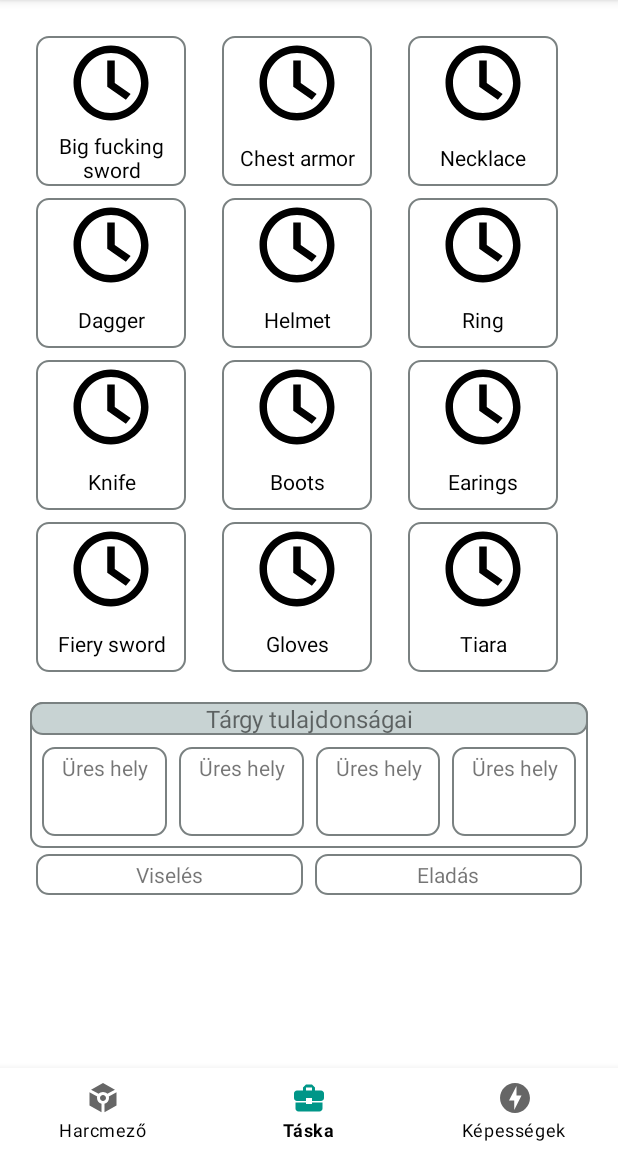
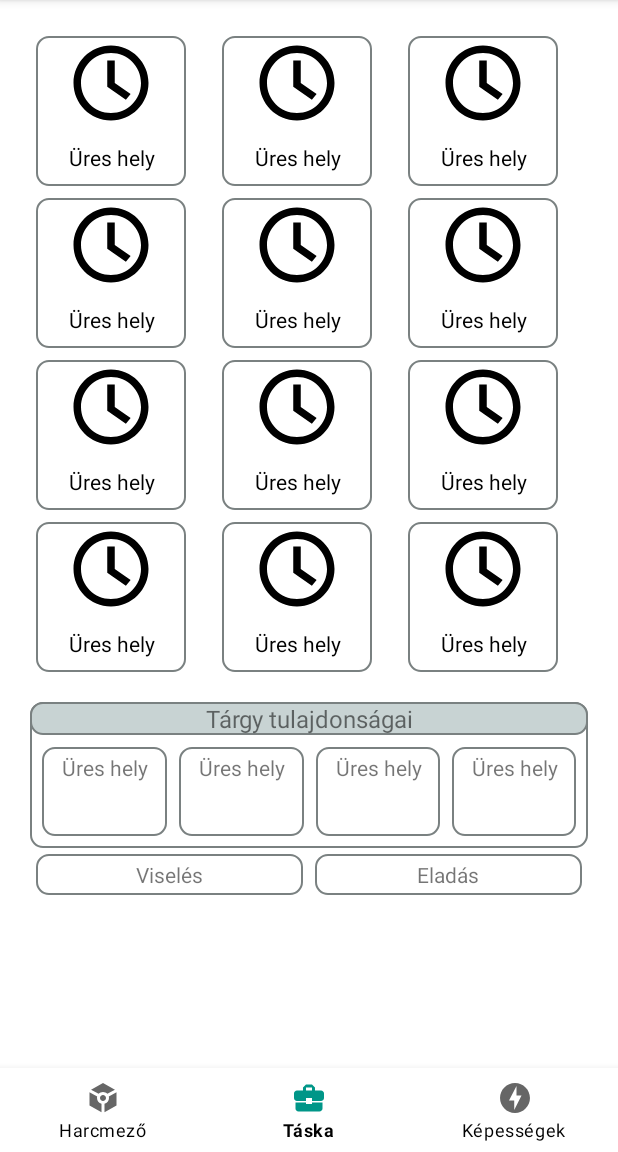
Before and after one commit to johnnypowa/knightvszombie, an Android app: the screen it shows after launch (MainActivity), item 2 of the bottom bar chosen, on a phone screen of 412 x 824 dp, the part 84-1236 px from its top. Run offline under Robolectric (Android 15) with nearby library versions, the phone set to English and light mode, and no system bars; our stand-ins replace RxJava, navigation-ui.

Commit message:
After the Knight win get an Item to the inventory

```diff
--- a/app/src/main/java/com/example/tanuls2/app/Module.kt
+++ b/app/src/main/java/com/example/tanuls2/app/Module.kt
@@ -10,6 +10,7 @@ import com.example.tanuls2.ui.viewmodel.CombatViewModel
 import org.koin.androidx.viewmodel.dsl.viewModel
 import org.koin.dsl.module
 import com.example.tanuls2.service.datasource.InventoryLocalDataSource
+import com.example.tanuls2.service.datasource.InventoryRemoteDataSource
 import com.example.tanuls2.service.datasource.SkillsLocalDataSource
 import com.example.tanuls2.service.repository.InventoryRepository
 import com.example.tanuls2.service.repository.SkillsRepository
@@ -19,11 +20,12 @@ val dataSourceModule = module {
     single { CombatLocalDataSource() }
     single { InventoryLocalDataSource() }
     single { SkillsLocalDataSource() }
+    single {InventoryRemoteDataSource()}
 }
 
 val repositoryModule = module {
     single { CombatRepository(get()) }
-    single { InventoryRepository(get()) }
+    single { InventoryRepository(get(),get()) }
     single { SkillsRepository(get()) }
 }
 
--- a/app/src/main/java/com/example/tanuls2/handler/SharedPreferencesHandler.kt
+++ b/app/src/main/java/com/example/tanuls2/handler/SharedPreferencesHandler.kt
@@ -2,7 +2,9 @@ package com.example.tanuls2.handler
 
 import android.content.Context
 import android.content.SharedPreferences
+import com.example.tanuls2.model.Item
 import com.example.tanuls2.model.Knight
+import com.example.tanuls2.model.Weapon
 import com.example.tanuls2.model.Zombie
 import com.google.gson.Gson
 import com.google.gson.reflect.TypeToken
@@ -25,6 +27,10 @@ object SharedPreferencesHandler {
         set(value) = preferences.edit().putString("enemyZombie", Gson().toJson(value)).apply()
         get() = Gson().fromJson(preferences.getString("enemyZombie", null), object: TypeToken<Zombie>(){}.type)
 
+    var storedItemList:ArrayList<Item>
+        set(value) = preferences.edit().putString("itemList", Gson().toJson(value)).apply()
+        get() = Gson().fromJson(preferences.getString("itemList", "[]"), object: TypeToken<ArrayList<Item>>(){}.type)
+
     //var isDefeated : Boolean
     // get() = preferences.getBoolean("isDefeated", false)
     // set(value) = preferences.edit().putBoolean("isDefeated", value).apply()
--- a/app/src/main/java/com/example/tanuls2/model/Armor.kt
+++ b/app/src/main/java/com/example/tanuls2/model/Armor.kt
@@ -8,4 +8,4 @@ class Armor(name: String):Item(name,
                     0f,
                     0f,
                     0f,
-                    0)
+                    0, ItemType.ARMOR)
--- /dev/null
+++ b/app/src/main/java/com/example/tanuls2/model/EmptySlot.kt
@@ -0,0 +1,3 @@
+package com.example.tanuls2.model
+
+class EmptySlot:Item("Üres hely",0,0,0,0,0F,0F,0F,0,ItemType.EMPTY_SLOT)
--- a/app/src/main/java/com/example/tanuls2/model/Item.kt
+++ b/app/src/main/java/com/example/tanuls2/model/Item.kt
@@ -8,5 +8,10 @@ open class Item(var itemName:String?,
                 var criticalHitChance: Float,
                 var blockChance: Float,
                 var lifeSteal:Float,
-                var price:Int = 0){
+                var price:Int = 0,
+                var type:ItemType){
 }
+
+enum class ItemType {
+    WEAPON, ARMOR, JEWELLERY, POTION,EMPTY_SLOT
+}
--- a/app/src/main/java/com/example/tanuls2/model/Jewellery.kt
+++ b/app/src/main/java/com/example/tanuls2/model/Jewellery.kt
@@ -8,4 +8,4 @@ class Jewellery(name: String):Item(name,
                         0f,
                         0f,
                         0f,
-                        0)
+                        0,ItemType.JEWELLERY)
--- a/app/src/main/java/com/example/tanuls2/model/Knight.kt
+++ b/app/src/main/java/com/example/tanuls2/model/Knight.kt
@@ -1,9 +1,18 @@
 package com.example.tanuls2.model
 
-class Knight() : Character(0,
-                            100,
-                            100,
-                            1,
-                            100,
-                            0.2f,
-                            0.2f)
+import com.example.tanuls2.handler.SharedPreferencesHandler
+
+data class Knight(var itemList: ArrayList<Item> = ArrayList(12)) : Character(0,
+                                                            100,
+                                                            100,
+                                                            1,
+                                                            100,
+                                                            0.2f,
+                                                            0.2f) {
+    init {
+        for (i in 0..11) {
+            itemList.add(EmptySlot())
+        }
+        SharedPreferencesHandler.storedItemList = itemList
+    }
+}
--- /dev/null
+++ b/app/src/main/java/com/example/tanuls2/model/Potion.kt
@@ -0,0 +1,3 @@
+package com.example.tanuls2.model
+
+class Potion:Item("",0,0,0,0,0F,0f,0f,0,ItemType.POTION)
--- a/app/src/main/java/com/example/tanuls2/model/Weapon.kt
+++ b/app/src/main/java/com/example/tanuls2/model/Weapon.kt
@@ -9,4 +9,4 @@ class Weapon(itemName: String, level: Int = 0, experience: Int = 0, maxHealth: I
                     crit,
                     block,
                     lifeSteal,
-                    price)
+                    price, ItemType.WEAPON)
--- /dev/null
+++ b/app/src/main/java/com/example/tanuls2/service/datasource/InventoryRemoteDataSource.kt
@@ -0,0 +1,5 @@
+package com.example.tanuls2.service.datasource
+
+class InventoryRemoteDataSource() {
+
+}
--- a/app/src/main/java/com/example/tanuls2/service/repository/InventoryRepository.kt
+++ b/app/src/main/java/com/example/tanuls2/service/repository/InventoryRepository.kt
@@ -1,6 +1,8 @@
 package com.example.tanuls2.service.repository
 
 import com.example.tanuls2.service.datasource.InventoryLocalDataSource
+import com.example.tanuls2.service.datasource.InventoryRemoteDataSource
 
-class InventoryRepository(val inventoryLocalDatasource:InventoryLocalDataSource) {
+class InventoryRepository(val inventoryLocalDatasource:InventoryLocalDataSource, val inventoryRemoteDataSource:InventoryRemoteDataSource) {
+
 }
--- a/app/src/main/java/com/example/tanuls2/ui/view/InventoryFragment.kt
+++ b/app/src/main/java/com/example/tanuls2/ui/view/InventoryFragment.kt
@@ -4,11 +4,13 @@ import android.os.Bundle
 import android.view.LayoutInflater
 import android.view.View
 import android.view.ViewGroup
+import android.widget.ShareActionProvider
 import android.widget.Toast
 import androidx.fragment.app.Fragment
 import androidx.recyclerview.widget.GridLayoutManager
 import androidx.recyclerview.widget.RecyclerView
 import com.example.tanuls2.R
+import com.example.tanuls2.handler.SharedPreferencesHandler
 import com.example.tanuls2.model.Armor
 import com.example.tanuls2.model.Item
 import com.example.tanuls2.model.Jewellery
@@ -48,20 +50,21 @@ class InventoryFragment : Fragment() {
     override fun onViewCreated(view: View, savedInstanceState: Bundle?) {
         super.onViewCreated(view, savedInstanceState)
 
-        val items = arrayListOf<Item>(
-            Weapon("Big fucking sword"),
-            Armor("Chest armor"),
-            Jewellery("Necklace"),
-            Weapon("Dagger"),
-            Armor("Helmet"),
-            Jewellery("Ring"),
-            Weapon("Knife"),
-            Armor("Boots"),
-            Jewellery("Earings"),
-            Weapon("Fiery sword"),
-            Armor("Gloves"),
-            Jewellery("Tiara")
-        )
+        val items = SharedPreferencesHandler.storedItemList
+//            arrayListOf<Item>(
+//            Weapon("Big fucking sword"),
+//            Armor("Chest armor"),
+//            Jewellery("Necklace"),
+//            Weapon("Dagger"),
+//            Armor("Helmet"),
+//            Jewellery("Ring"),
+//            Weapon("Knife"),
+//            Armor("Boots"),
+//            Jewellery("Earings"),
+//            Weapon("Fiery sword"),
+//            Armor("Gloves"),
+//            Jewellery("Tiara")
+//        )
 
         bagRecyclerViewId.apply {
             adapter = inventoryAdapter
```
Also changed, not shown: app/src/main/java/com/example/tanuls2/ui/view/CombatFragment.kt (+23 -3 lines).
